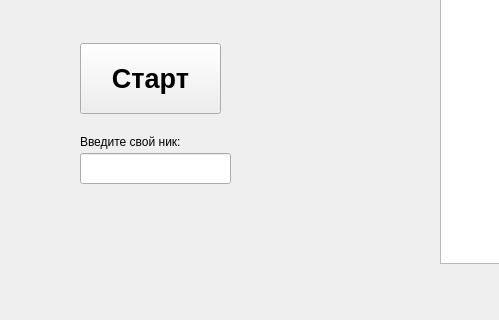
Arsenky/Asynchronous_chat, file client_form.ui: the form before one commit; both pictures show x 100 to 599 and y 367 to 687 of the 898 by 687 pixel window.
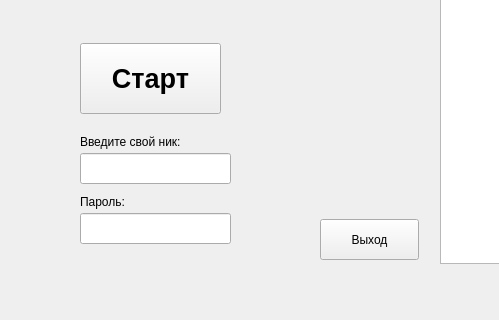
The form after the commit.

Diff of the .ui file:
```diff
--- a/client_form.ui
+++ b/client_form.ui
@@ -210,6 +210,42 @@
      <string>Добавить</string>
     </property>
    </widget>
+   <widget class="QLineEdit" name="password_lineEdit">
+    <property name="geometry">
+     <rect>
+      <x>180</x>
+      <y>580</y>
+      <width>151</width>
+      <height>31</height>
+     </rect>
+    </property>
+   </widget>
+   <widget class="QLabel" name="password_label">
+    <property name="geometry">
+     <rect>
+      <x>180</x>
+      <y>560</y>
+      <width>67</width>
+      <height>17</height>
+     </rect>
+    </property>
+    <property name="text">
+     <string>Пароль:</string>
+    </property>
+   </widget>
+   <widget class="QPushButton" name="exit_Button">
+    <property name="geometry">
+     <rect>
+      <x>420</x>
+      <y>586</y>
+      <width>99</width>
+      <height>41</height>
+     </rect>
+    </property>
+    <property name="text">
+     <string>Выход</string>
+    </property>
+   </widget>
   </widget>
   <widget class="QMenuBar" name="menubar">
    <property name="geometry">
```
